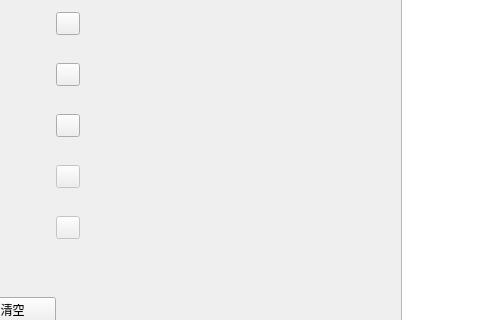
This is app/ui/home_interface.ui in LaoZhuJackson/SnowbreakAutoAssistant as Qt 5 draws it before an edit; both pictures show x 215 to 695 and y 150 to 470 of the 911 by 764 pixel window. The edited form follows.
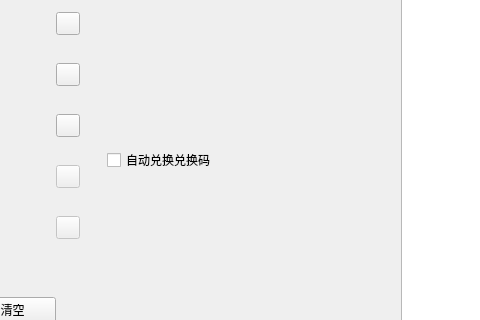
This is the edited form. The open tabs and pages were chosen to show the change. Custom widgets are drawn as their Qt base class.

Commit message: feat: 自动使用兑换码

Patch:
```diff
--- a/app/ui/home_interface.ui
+++ b/app/ui/home_interface.ui
@@ -501,6 +501,13 @@
             </property>
            </widget>
           </item>
+          <item row="3" column="0">
+             <widget class="CheckBox" name="CheckBox_redeem_code">
+                <property name="text">
+                 <string>自动兑换兑换码</string>
+                </property>
+             </widget>
+            </item>
          </layout>
         </widget>
         <widget class="QWidget" name="page_shop">
```
The commit also changes 5 other files.
